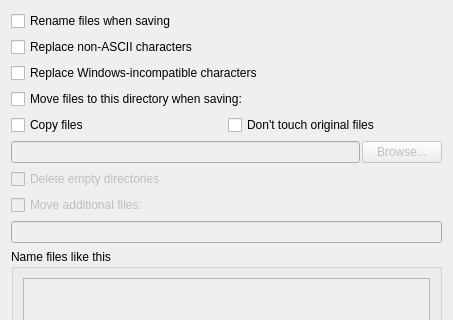
Old version of the form ui/options_renaming.ui in the repository metabrainz/picard; both pictures show x 0 to 453 and y 0 to 320 of the 453 by 462 pixel window.
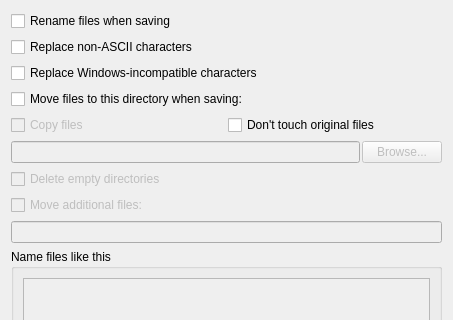
New version of the form.

Commit message: Add Option to copy files and leave source files untouched

What changed in the file:
```diff
--- a/ui/options_renaming.ui
+++ b/ui/options_renaming.ui
@@ -58,6 +58,9 @@
      </property>
 	 <item>
       <widget class="QCheckBox" name="copy_files">
+	   <property name="enabled">
+        <bool>false</bool>
+       </property>
        <property name="text">
         <string>Copy files</string>
        </property>
```
The commit also changes 2 other files.
